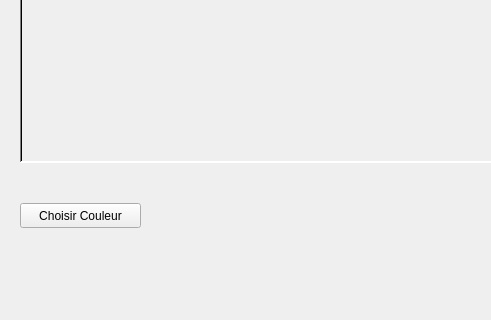
Qt form faitmoidessin.ui (Yvon02/CLL12-FaitMoiDessin-Client) before a commit; both pictures show x 0 to 491 and y 364 to 684 of the 1042 by 684 pixel window.
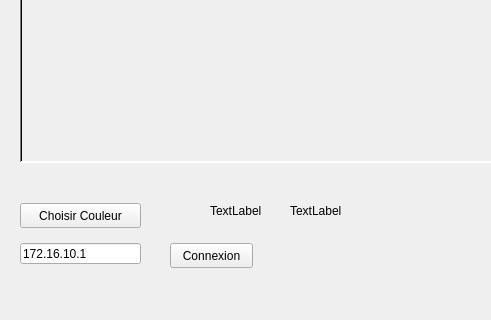
The same form after that commit.

```diff
--- a/faitmoidessin.ui
+++ b/faitmoidessin.ui
@@ -467,6 +467,58 @@
      <number>1</number>
     </property>
    </widget>
+   <widget class="QLabel" name="lblx">
+    <property name="geometry">
+     <rect>
+      <x>210</x>
+      <y>550</y>
+      <width>61</width>
+      <height>15</height>
+     </rect>
+    </property>
+    <property name="text">
+     <string>TextLabel</string>
+    </property>
+   </widget>
+   <widget class="QLabel" name="lbly">
+    <property name="geometry">
+     <rect>
+      <x>290</x>
+      <y>550</y>
+      <width>61</width>
+      <height>15</height>
+     </rect>
+    </property>
+    <property name="text">
+     <string>TextLabel</string>
+    </property>
+   </widget>
+   <widget class="QLineEdit" name="txtAdresse">
+    <property name="geometry">
+     <rect>
+      <x>20</x>
+      <y>590</y>
+      <width>121</width>
+      <height>21</height>
+     </rect>
+    </property>
+    <property name="text">
+     <string>172.16.10.1</string>
+    </property>
+   </widget>
+   <widget class="QPushButton" name="btnConnexion">
+    <property name="geometry">
+     <rect>
+      <x>170</x>
+      <y>590</y>
+      <width>83</width>
+      <height>25</height>
+     </rect>
+    </property>
+    <property name="text">
+     <string>Connexion</string>
+    </property>
+   </widget>
   </widget>
   <widget class="QMenuBar" name="menuBar">
    <property name="geometry">
```
